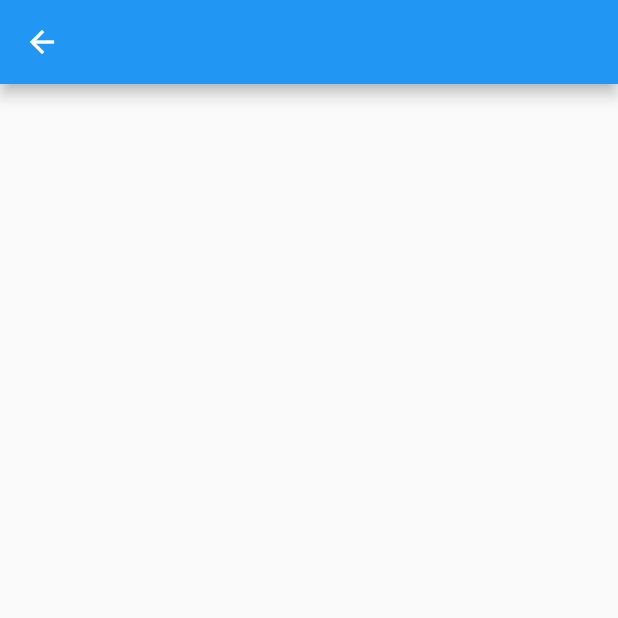
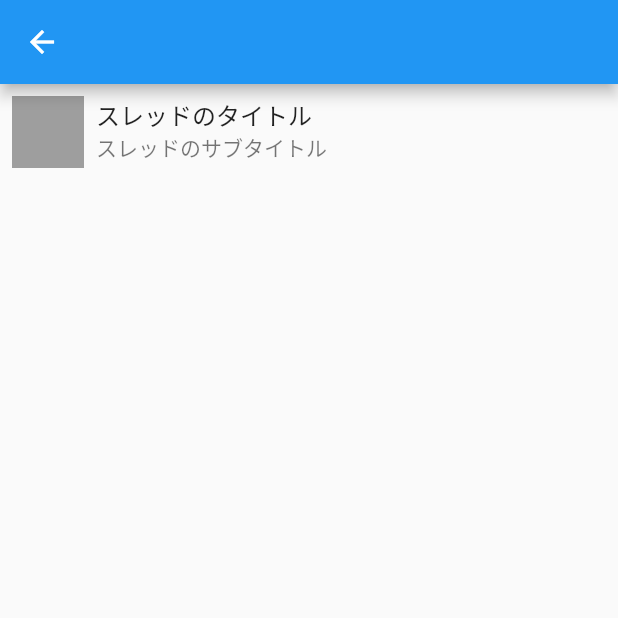
Before and after one commit to K-shir0/otolog, a Flutter app: the screen it shows after launch, after a tap on "スレッド一覧", on a phone screen of 412 x 824 dp, the top half of it. Run offline on Flutter 3.47's test engine with Material 2 defaults, Android fonts, the phone set to English and light mode, and no system bars; our stand-ins replace auto_route, flutter_hooks, freezed_annotation; network calls fail.

Commit message:
update: スレッドアイテムの見た目を作成.

```diff
--- a/lib/app.dart
+++ b/lib/app.dart
@@ -20,8 +20,8 @@ class App extends StatelessWidget {
           ),
           caption: Theme.of(context).textTheme.caption?.copyWith(
             fontSize: 14,
-            color: Theme.of(context).textTheme.bodyText2?.color
-          ),
+            // color: Theme.of(context).textTheme.bodyText2?.color
+              ),
       ),
         primarySwatch: Colors.blue,
       ),
--- a/lib/ui/thread_list_page.dart
+++ b/lib/ui/thread_list_page.dart
@@ -8,7 +8,45 @@ class ThreadListPage extends HookWidget {
   Widget build(BuildContext context) {
     return Scaffold(
       appBar: AppBar(),
-      body: Container(),
+
+      /// スレッド一覧.
+      body: Column(
+        children: [
+          // TODO(k-shir0): 別のファイルに分ける.
+          // TODO(k-shir0): 追加するボタンを作成する.
+          InkWell(
+            onTap: () {},
+            child: Padding(
+              padding: const EdgeInsets.all(8),
+              child: Row(
+                crossAxisAlignment: CrossAxisAlignment.start,
+                children: [
+                  /// スレッドのサムネ.
+                  Container(
+                    height: 48,
+                    width: 48,
+                    color: Colors.grey,
+                  ),
+                  const SizedBox(width: 8),
+                  Column(
+                    crossAxisAlignment: CrossAxisAlignment.start,
+                    children: [
+                      /// スレッドのタイトル.
+                      const Text('スレッドのタイトル'),
+
+                      /// スレッドのサブタイトル.
+                      Text(
+                        'スレッドのサブタイトル',
+                        style: Theme.of(context).textTheme.caption,
+                      ),
+                    ],
+                  ),
+                ],
+              ),
+            ),
+          ),
+        ],
+      ),
     );
   }
 }
```
